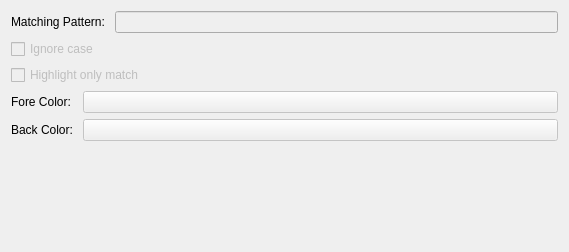
nickbnf/glogg, file src/ui/include/highlighteredit.ui: the form before one commit.
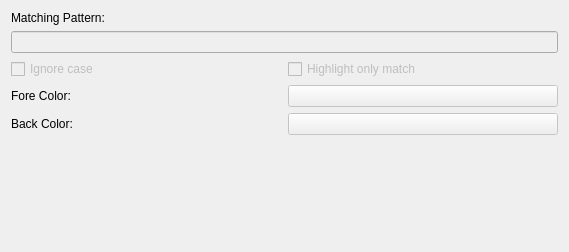
The form after the commit.

Patch:
```diff
--- a/src/ui/include/highlighteredit.ui
+++ b/src/ui/include/highlighteredit.ui
@@ -15,8 +15,6 @@
   </property>
   <layout class="QVBoxLayout" name="verticalLayout">
    <item>
-    <layout class="QHBoxLayout" name="horizontalLayout">
-     <item>
       <widget class="QLabel" name="label">
        <property name="text">
         <string>Matching Pattern: </string>
@@ -30,8 +28,8 @@
        </property>
       </widget>
      </item>
-    </layout>
-   </item>
+   <item>
+    <layout class="QHBoxLayout" name="horizontalLayout">
    <item>
     <widget class="QCheckBox" name="ignoreCaseCheckBox">
      <property name="enabled">
@@ -55,16 +53,18 @@
      </property>
     </widget>
    </item>
+    </layout>
+   </item>
    <item>
-    <layout class="QFormLayout" name="formLayout">
-     <item row="0" column="0">
+    <layout class="QHBoxLayout" name="horizontalLayout_3">
+     <item>
       <widget class="QLabel" name="label_2">
        <property name="text">
         <string>Fore Color: </string>
        </property>
       </widget>
      </item>
-     <item row="0" column="1">
+     <item>
       <widget class="QPushButton" name="foreColorButton">
        <property name="enabled">
         <bool>false</bool>
@@ -74,14 +74,18 @@
        </property>
       </widget>
      </item>
-     <item row="1" column="0">
+    </layout>
+   </item>
+   <item>
+    <layout class="QHBoxLayout" name="horizontalLayout_2">
+     <item>
       <widget class="QLabel" name="label_3">
        <property name="text">
         <string>Back Color: </string>
        </property>
       </widget>
      </item>
-     <item row="1" column="1">
+     <item>
       <widget class="QPushButton" name="backColorButton">
        <property name="enabled">
         <bool>false</bool>
```
Lines whose indentation alone changed are shown as unchanged.
